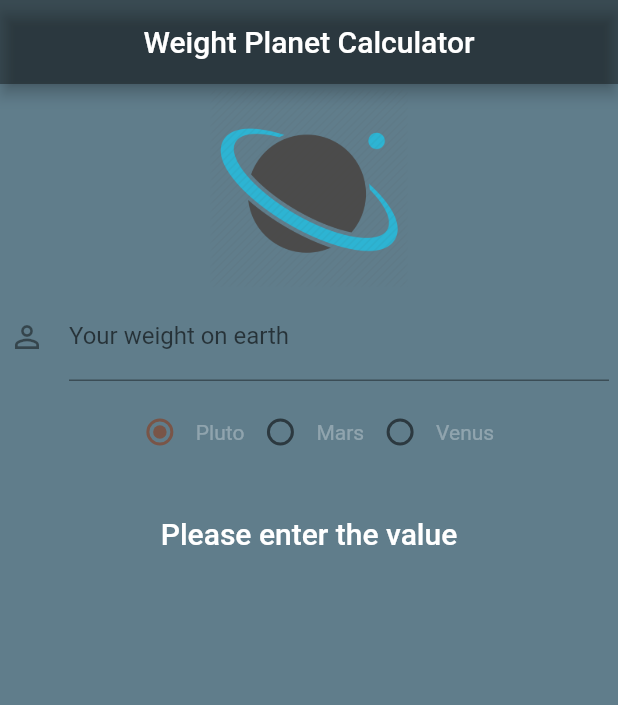
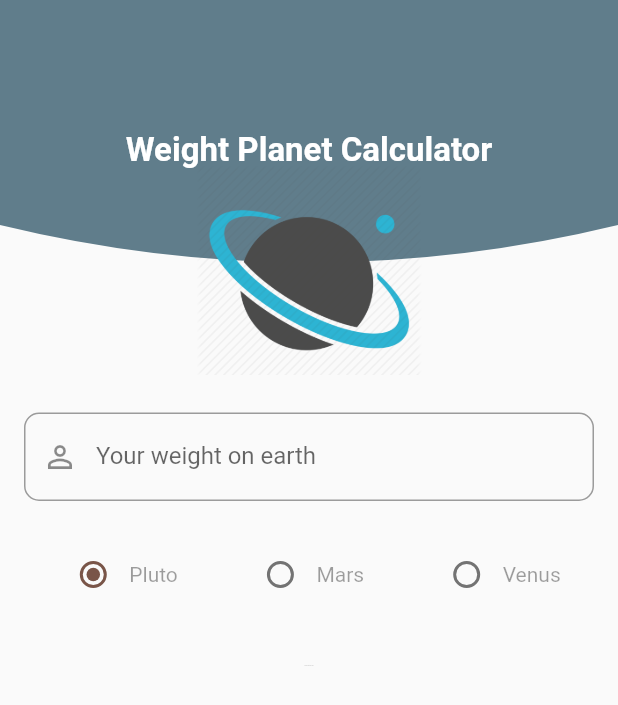
Before and after one commit to FabianVarela/weight_planet_calculator, a Flutter app: the screen it shows after launch, on a phone screen of 412 x 824 dp. Shown: the top 705 px of the screen. Run offline on Flutter 3.47's test engine with Material 2 defaults, Android fonts, the phone set to English and light mode, and no system bars.

Commit message:
Modify screen and set answer animation

```diff
--- a/lib/ui/home.dart
+++ b/lib/ui/home.dart
@@ -1,122 +1,223 @@
 import 'package:flutter/material.dart';
+import 'package:weight_planet_calculator/ui/custom_clippath.dart';
 
 class Home extends StatefulWidget {
   @override
-  State<StatefulWidget> createState() {
-    return HomeState();
-  }
+  State<StatefulWidget> createState() => HomeState();
 }
 
-class HomeState extends State<Home> {
+class HomeState extends State<Home> with TickerProviderStateMixin {
   final TextEditingController _weightController = TextEditingController();
-  int radioValue = 0;
-  double _finalResult = 0.0;
-  String _formattedText = "";
 
-  void _handleRadioValueChanged(int value) {
-    setState(() {
-      radioValue = value;
+  int _radioValue = 0;
+  String _formattedText = '';
 
-      switch (radioValue) {
-        case 0:
-          _finalResult = calculateWeight(_weightController.text, 0.06);
-          _formattedText =
-              "Your weight in Pluto is ${_finalResult.toStringAsFixed(1)}";
-          break;
-        case 1:
-          _finalResult = calculateWeight(_weightController.text, 0.38);
-          _formattedText =
-              "Your weight in Mars is ${_finalResult.toStringAsFixed(1)}";
-          break;
-        case 2:
-          _finalResult = calculateWeight(_weightController.text, 0.91);
-          _formattedText =
-              "Your weight in Venus is ${_finalResult.toStringAsFixed(1)}";
-          break;
-      }
-    });
+  AnimationController _animationController;
+  Animation<double> _animation;
+
+  @override
+  void initState() {
+    super.initState();
+
+    _animationController = AnimationController(
+        duration: Duration(milliseconds: 500), vsync: this, value: 0.1);
+    _animation = CurvedAnimation(
+      parent: _animationController,
+      curve: Curves.bounceInOut,
+    );
   }
 
-  double calculateWeight(String weight, double multiplier) {
-    if (weight.isNotEmpty && int.parse(weight).toString().isNotEmpty && int.parse(weight) > 0) {
-      return int.parse(weight) * multiplier;
-    } else {
-      print("THAT'S WRONG!!!");
-      return 0;
-    }
+  @override
+  void dispose() {
+    _weightController.dispose();
+    _animationController.dispose();
+
+    super.dispose();
   }
 
   @override
   Widget build(BuildContext context) {
     return Scaffold(
-      appBar: AppBar(
-        title: Text("Weight Planet Calculator"),
-        centerTitle: true,
-        backgroundColor: Colors.black38,
-      ),
-      backgroundColor: Colors.blueGrey,
-      body: Container(
-        alignment: Alignment.topCenter,
-        child: ListView(
-          padding: EdgeInsets.all(3),
+      body: SingleChildScrollView(
+        child: Column(
           children: <Widget>[
-            Image.asset(
-              "images/planet.png",
-              height: 133,
-              width: 200,
-            ),
-            Container(
-              margin: EdgeInsets.all(3),
-              alignment: Alignment.center,
-              child: Column(
-                children: <Widget>[
-                  TextField(
-                      controller: _weightController,
-                      keyboardType: TextInputType.number,
-                      decoration: InputDecoration(
-                          labelText: "Your weight on earth",
-                          hintText: "In pounds",
-                          icon: Icon(Icons.person_outline))),
-                  Padding(padding: EdgeInsets.all(5)),
-                  Row(
-                    mainAxisAlignment: MainAxisAlignment.center,
-                    children: <Widget>[
-                      Radio<int>(
-                          activeColor: Colors.brown,
-                          value: 0,
-                          groupValue: radioValue,
-                          onChanged: _handleRadioValueChanged),
-                      Text("Pluto", style: TextStyle(color: Colors.white30)),
-                      Radio<int>(
-                          activeColor: Colors.red,
-                          value: 1,
-                          groupValue: radioValue,
-                          onChanged: _handleRadioValueChanged),
-                      Text("Mars", style: TextStyle(color: Colors.white30)),
-                      Radio<int>(
-                          activeColor: Colors.orangeAccent,
-                          value: 2,
-                          groupValue: radioValue,
-                          onChanged: _handleRadioValueChanged),
-                      Text("Venus", style: TextStyle(color: Colors.white30))
-                    ],
-                  ),
-                  Padding(padding: EdgeInsets.all(16)),
-                  Text(
-                    _weightController.text.isEmpty
-                        ? "Please enter the value"
-                        : "$_formattedText lbs",
-                    style: TextStyle(
-                        color: Colors.white,
-                        fontSize: 20,
-                        fontWeight: FontWeight.w500),
-                  )
-                ],
-              ),
-            )
+            _setHeader(),
+            SizedBox(height: 25),
+            _setContainer(),
           ],
         ),
       ),
     );
   }
+
+  Widget _setHeader() {
+    return Container(
+      height: 250,
+      child: Stack(
+        children: <Widget>[
+          ClipPath(
+            clipper: HeaderClipPath(),
+            child: Container(
+              height: 200,
+              width: MediaQuery.of(context).size.width,
+              padding: EdgeInsets.symmetric(horizontal: 12),
+              decoration: BoxDecoration(color: Theme.of(context).primaryColor),
+              child: Align(
+                alignment: Alignment.center,
+                child: Text(
+                  'Weight Planet Calculator',
+                  style: TextStyle(
+                    fontSize: 22,
+                    fontWeight: FontWeight.w600,
+                    color: Theme.of(context).backgroundColor,
+                  ),
+                ),
+              ),
+            ),
+          ),
+          Positioned(
+            top: 110,
+            child: Container(
+              width: MediaQuery.of(context).size.width,
+              child: Align(
+                alignment: Alignment.center,
+                child: Image.asset(
+                  'images/planet.png',
+                  height: 150,
+                  fit: BoxFit.contain,
+                ),
+              ),
+            ),
+          )
+        ],
+      ),
+    );
+  }
+
+  Widget _setContainer() {
+    return Container(
+      height: MediaQuery.of(context).size.height,
+      alignment: Alignment.topCenter,
+      padding: EdgeInsets.symmetric(horizontal: 16),
+      child: Column(
+        children: <Widget>[
+          Padding(
+            padding: EdgeInsets.only(bottom: 25),
+            child: _setTextField(),
+          ),
+          Padding(
+            padding: EdgeInsets.only(bottom: 25),
+            child: _setRadioButtonList(),
+          ),
+          Padding(
+            padding: EdgeInsets.only(bottom: 5),
+            child: _setAnimationText(),
+          )
+        ],
+      ),
+    );
+  }
+
+  Widget _setTextField() {
+    return TextField(
+      controller: _weightController,
+      keyboardType: TextInputType.number,
+      decoration: InputDecoration(
+        labelText: 'Your weight on earth',
+        hintText: 'In pounds',
+        border: OutlineInputBorder(
+          borderRadius: BorderRadius.circular(10),
+        ),
+        prefixIcon: Icon(Icons.person_outline),
+      ),
+    );
+  }
+
+  Widget _setRadioButtonList() {
+    return Row(
+      mainAxisAlignment: MainAxisAlignment.spaceAround,
+      children: <Widget>[
+        _setRadioButton('Pluto', 0, Colors.brown),
+        _setRadioButton('Mars', 1, Colors.redAccent),
+        _setRadioButton('Venus', 2, Colors.orangeAccent),
+      ],
+    );
+  }
+
+  Widget _setRadioButton(String title, int radioValue, Color color) {
+    return Row(
+      children: <Widget>[
+        Radio<int>(
+          activeColor: color,
+          value: radioValue,
+          groupValue: _radioValue,
+          onChanged: (int value) => _handleRadioValueChanged(value, title),
+        ),
+        GestureDetector(
+          onTap: () => _handleRadioValueChanged(radioValue, title),
+          child: Text(
+            title,
+            style: TextStyle(color: Colors.black38),
+          ),
+        ),
+      ],
+    );
+  }
+
+  Widget _setAnimationText() {
+    return ScaleTransition(
+      scale: _animation,
+      alignment: Alignment.center,
+      child: Text(
+        _weightController.text.isEmpty
+            ? 'Please enter the value'
+            : _formattedText,
+        style: TextStyle(
+          color: Colors.black38,
+          fontSize: 20,
+          fontWeight: FontWeight.w500,
+        ),
+      ),
+    );
+  }
+
+  void _handleRadioValueChanged(int value, String text) {
+    double result = 0;
+
+    switch (value) {
+      case 0:
+        result = _calculateWeight(_weightController.text, 0.06);
+        break;
+      case 1:
+        result = _calculateWeight(_weightController.text, 0.38);
+        break;
+      case 2:
+        result = _calculateWeight(_weightController.text, 0.91);
+        break;
+    }
+
+    if (_animationController.status == AnimationStatus.completed) {
+      _animationController.reverse();
+    }
+
+    Future<void>.delayed(Duration(milliseconds: 500), () {
+      if (result != 0) {
+        setState(() {
+          _radioValue = value;
+          _formattedText = 'Your weight in $text is '
+              '${result.toStringAsFixed(1)} lbs';
+        });
+      }
+
+      _animationController.forward();
+    });
+  }
+
+  double _calculateWeight(String weight, double multiplier) {
+    return weight.isNotEmpty &&
+            int.parse(weight).toString().isNotEmpty &&
+            int.parse(weight) > 0
+        ? int.parse(weight) * multiplier
+        : 0;
+  }
 }
```
